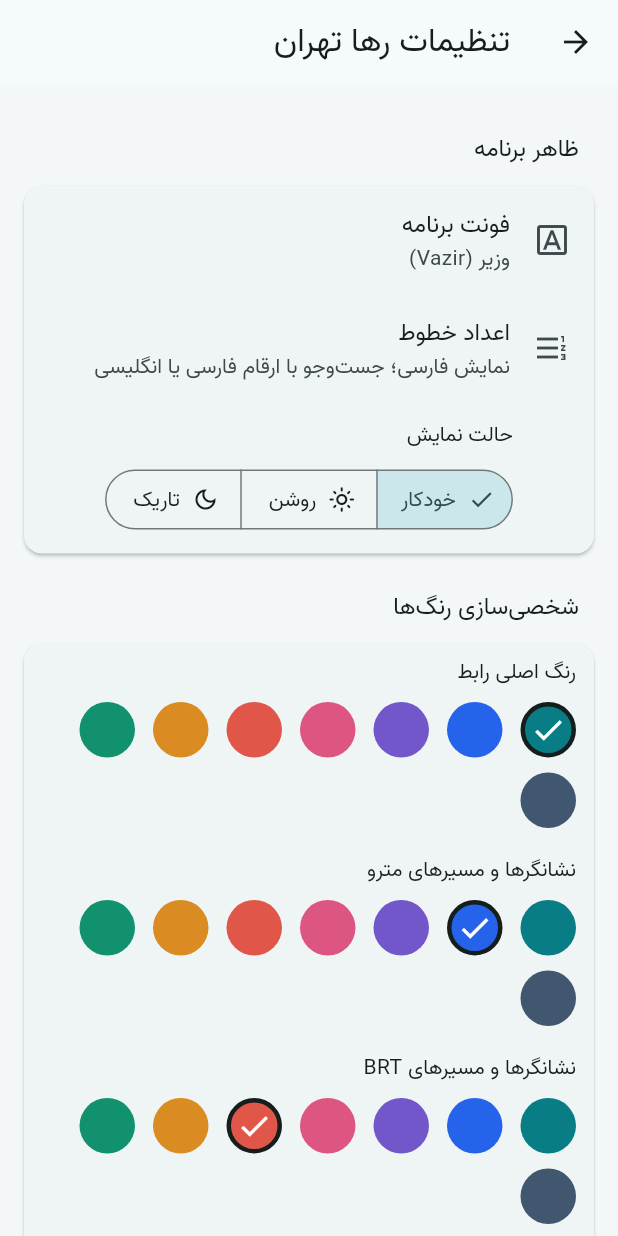
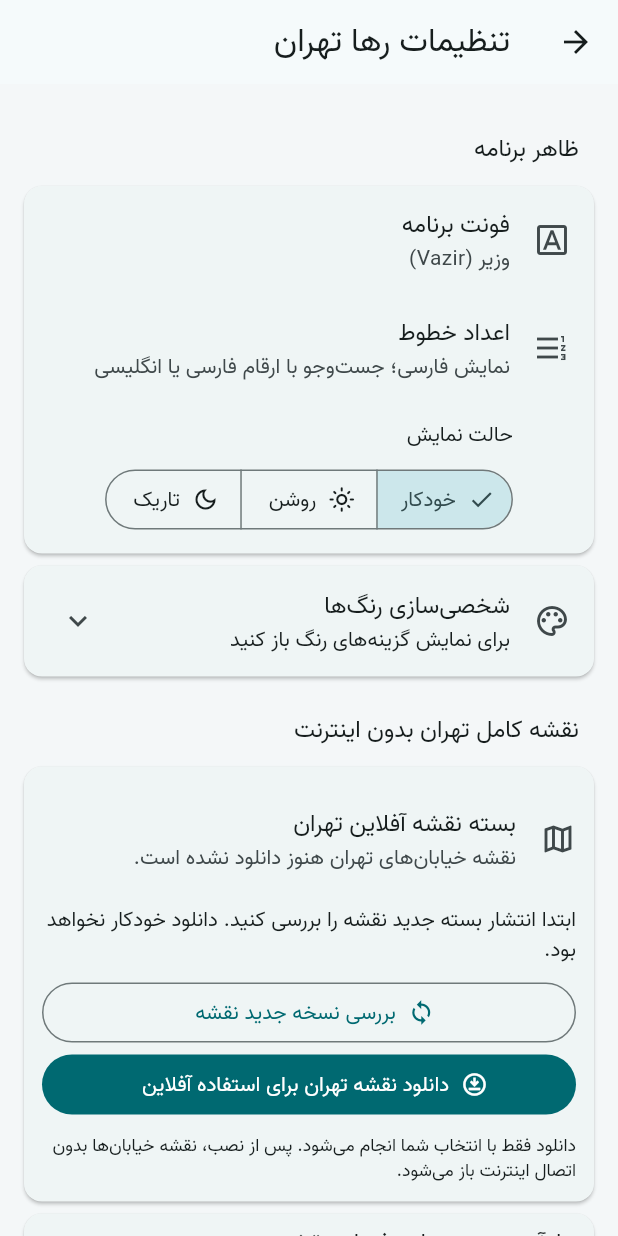
Before and after one commit to Hosseinronaghi/Tehran-Transit, a Flutter app: the RahaSettingsPage screen opened directly with empty values, after a tap on "خودکار", on a phone screen of 412 x 824 dp. Run offline on Flutter 3.47's test engine with Material 3 defaults, Android fonts, the phone set to English and light mode, and no system bars; our stand-ins replace flutter_map, latlong2, package_info_plus, shared_preferences, sqflite; missing offline and left inert: flutter_map_mbtiles; accounts and stored records are empty.

Commit message:
Improve lib/raha_settings.dart for Raha Tehran 0.6.3

```diff
--- a/lib/raha_settings.dart
+++ b/lib/raha_settings.dart
@@ -23,6 +23,10 @@ class RahaSettingsPage extends StatefulWidget {
 
 class _RahaSettingsPageState extends State<RahaSettingsPage> {
   bool quarterlyReminder = true;
+  bool locationEnabled = true;
+  bool followLocation = true;
+  bool autoUpdateCheck = true;
+  String updateFrequency = 'monthly';
   late ThemeMode selectedTheme;
   PackageInfo? packageInfo;
   @override
@@ -43,7 +47,17 @@ class _RahaSettingsPageState extends State<RahaSettingsPage> {
     final prefs = await SharedPreferences.getInstance();
     if (mounted) setState(() {
       quarterlyReminder = prefs.getBool('raha_quarterly_map_reminder') ?? true;
+      locationEnabled = prefs.getBool('raha_location_enabled') ?? true;
+      followLocation = prefs.getBool('raha_follow_location') ?? true;
+      autoUpdateCheck = prefs.getBool('raha_auto_update_check') ?? true;
+      updateFrequency = prefs.getString('raha_update_frequency') ?? 'monthly';
     });
+  }
+
+  Future<void> _savePref(String key, Object value) async {
+    final prefs = await SharedPreferences.getInstance();
+    if (value is bool) await prefs.setBool(key, value);
+    if (value is String) await prefs.setString(key, value);
   }
 
   void _refresh() {
@@ -242,9 +256,13 @@ class _RahaSettingsPageState extends State<RahaSettingsPage> {
               ),
             ]),
           ),
-          _heading('شخصی‌سازی رنگ‌ها'),
           Card(
-            child: Column(
+            child: ExpansionTile(
+              leading: const Icon(Icons.palette_outlined),
+              title: const Text('شخصی‌سازی رنگ‌ها'),
+              subtitle: const Text('برای نمایش گزینه‌های رنگ باز کنید'),
+              children: [
+                Column(
               crossAxisAlignment: CrossAxisAlignment.start,
               children: [
                 for (final key in RahaColors.labels.keys) _colorRow(key),
@@ -265,6 +283,8 @@ class _RahaSettingsPageState extends State<RahaSettingsPage> {
                     icon: const Icon(Icons.restart_alt),
                     label: const Text('بازنشانی رنگ‌های پیش‌فرض'),
                   ),
+                ),
+              ],
                 ),
               ],
             ),
@@ -391,6 +411,52 @@ class _RahaSettingsPageState extends State<RahaSettingsPage> {
               },
             ),
           ),
+          _heading('موقعیت مکانی'),
+          Card(child: Column(children: [
+            SwitchListTile.adaptive(
+              title: const Text('نمایش موقعیت زنده من'),
+              subtitle: const Text('فقط هنگام استفاده از نقشه و پس از اجازه اندروید'),
+              value: locationEnabled,
+              onChanged: (v) { setState(() => locationEnabled = v);
+                _savePref('raha_location_enabled', v); },
+            ),
+            SwitchListTile.adaptive(
+              title: const Text('دنبال‌کردن موقعیت'),
+              subtitle: const Text('با حرکت دستی نقشه متوقف می‌شود'),
+              value: followLocation,
+              onChanged: locationEnabled ? (v) {
+                setState(() => followLocation = v);
+                _savePref('raha_follow_location', v);
+              } : null,
+            ),
+          ])),
+          _heading('به‌روزرسانی برنامه'),
+          Card(child: Column(children: [
+            SwitchListTile.adaptive(
+              title: const Text('بررسی خودکار نسخه جدید'),
+              subtitle: const Text('بررسی دوره‌ای هنگام باز کردن برنامه؛ بدون نصب اجباری'),
+              value: autoUpdateCheck,
+              onChanged: (v) { setState(() => autoUpdateCheck = v);
+                _savePref('raha_auto_update_check', v); },
+            ),
+            ListTile(
+              title: const Text('تناوب یادآوری به‌روزرسانی'),
+              trailing: DropdownButton<String>(
+                value: updateFrequency,
+                items: const [
+                  DropdownMenuItem(value: 'weekly', child: Text('هفتگی')),
+                  DropdownMenuItem(value: 'monthly', child: Text('ماهانه')),
+                  DropdownMenuItem(value: 'quarterly', child: Text('فصلی')),
+                  DropdownMenuItem(value: 'off', child: Text('خاموش')),
+                ],
+                onChanged: (v) {
+                  if (v == null) return;
+                  setState(() => updateFrequency = v);
+                  _savePref('raha_update_frequency', v);
+                },
+              ),
+            ),
+          ])),
           _heading('حرکت اتوبوس و BRT'),
           const Card(
             child: ListTile(
```
